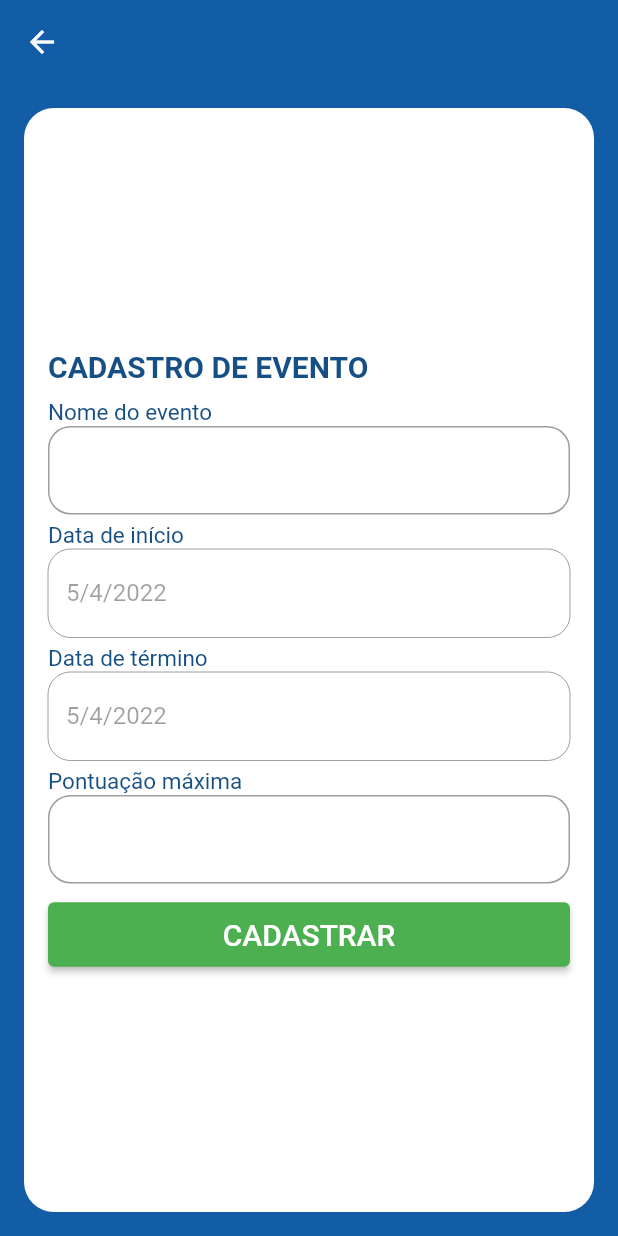
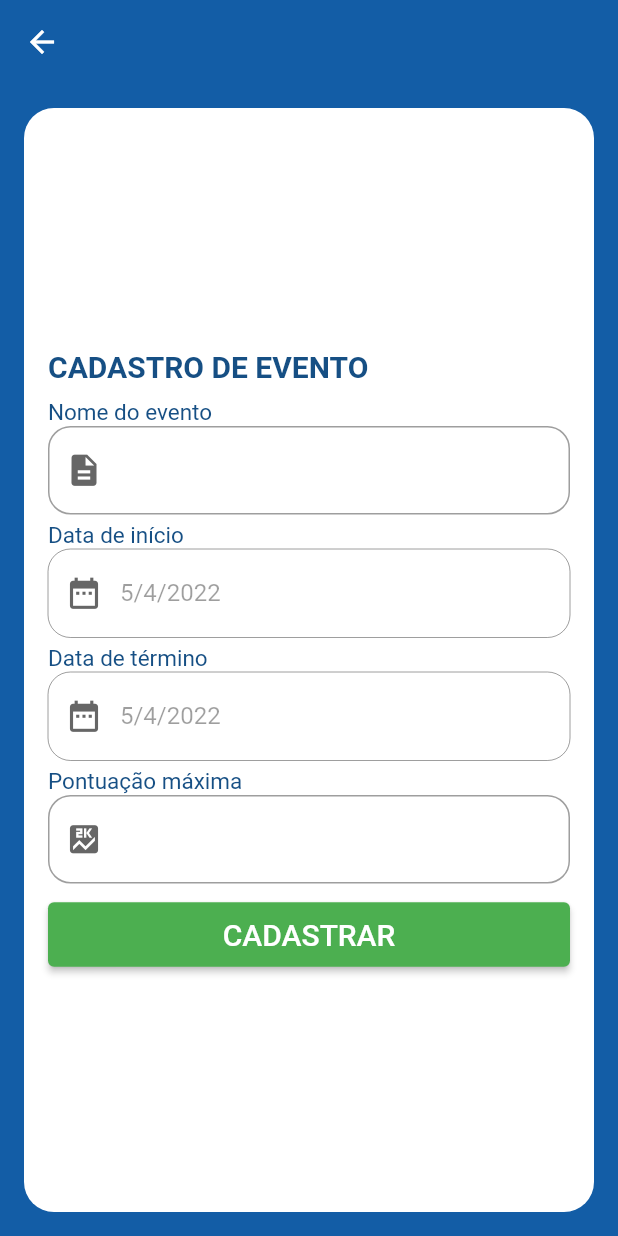
Before and after one commit to rodriguesJeff/aguia-real-app, a Flutter app: the EventPage screen opened directly, after a tap on the "add" icon, on a phone screen of 412 x 824 dp. Run offline on Flutter 3.47's test engine with Material 2 defaults, Android fonts, the light colour scheme and no system bars; our stand-ins replace flutter_mobx, mobx, parse_server_sdk_flutter; generated files the repository leaves out were written again; network calls fail.

Commit message:
Adicionada funcao de remover evento

```diff
--- a/lib/src/modules/event/event_page.dart
+++ b/lib/src/modules/event/event_page.dart
@@ -66,6 +66,7 @@ class _EventPageState extends State<EventPage> implements EventView {
                       eventDate: e['date'],
                       finalEventDate: e['finalDate'],
                       eventMaxScore: e['maxScore'],
+                      onRemove: () => controller.removeEvent(e['objectId']),
                     ),
                 ],
               ),
--- a/lib/src/modules/event/pages/event_create_page.dart
+++ b/lib/src/modules/event/pages/event_create_page.dart
@@ -1,8 +1,5 @@
-import 'dart:io';
-
 import 'package:aguia_real_dbv/src/modules/event/event_controller.dart';
 import 'package:aguia_real_dbv/src/shared/utils.dart';
-import 'package:flutter/foundation.dart';
 import 'package:flutter_mobx/flutter_mobx.dart';
 import 'package:provider/provider.dart';
 import 'package:flutter/material.dart';
@@ -73,31 +70,6 @@ class _EventCreatePageState extends State<EventCreatePage> {
                       ),
                     ),
                     const SizedBox(height: 10.0),
-                    // GestureDetector(
-                    //   child: controller.pickedFile != null
-                    //       ? Container(
-                    //           width: 250,
-                    //           height: 250,
-                    //           decoration: BoxDecoration(
-                    //               border: Border.all(color: Colors.blue)),
-                    //           child: kIsWeb
-                    //               ? Image.network(controller.pickedFile!.path)
-                    //               : Image.file(
-                    //                   File(controller.pickedFile!.path)))
-                    //       : Container(
-                    //           width: 250,
-                    //           height: 250,
-                    //           decoration: BoxDecoration(
-                    //               border: Border.all(color: Colors.blue)),
-                    //           child: Center(
-                    //             child: Text(
-                    //                 'Click here to pick image from Gallery'),
-                    //           ),
-                    //         ),
-                    //   onTap: () async {
-                    //     controller.getImage();
-                    //   },
-                    // ),
                     Text(
                       'Nome do evento',
                       style: TextStyle(color: Utils.darkBlue, fontSize: 15.0),
@@ -106,6 +78,11 @@ class _EventCreatePageState extends State<EventCreatePage> {
                       initialValue: controller.eventName,
                       onChanged: controller.setEventName,
                       decoration: InputDecoration(
+                        prefixIcon: Icon(
+                          Icons.description,
+                          color: Utils.greyDark,
+                          size: 25,
+                        ),
                         border: OutlineInputBorder(
                           borderSide:
                               BorderSide(width: 1, color: Utils.primaryColor),
@@ -123,6 +100,11 @@ class _EventCreatePageState extends State<EventCreatePage> {
                       child: TextFormField(
                         enabled: false,
                         decoration: InputDecoration(
+                          prefixIcon: Icon(
+                            Icons.date_range,
+                            color: Utils.greyDark,
+                            size: 25,
+                          ),
                           label: Text(
                               '${controller.eventDate.day}/${controller.eventDate.month}/${controller.eventDate.year}'),
                           border: OutlineInputBorder(
@@ -143,6 +125,11 @@ class _EventCreatePageState extends State<EventCreatePage> {
                       child: TextFormField(
                         enabled: false,
                         decoration: InputDecoration(
+                          prefixIcon: Icon(
+                            Icons.date_range,
+                            color: Utils.greyDark,
+                            size: 25,
+                          ),
                           label: Text(
                               '${controller.finalEventDate.day}/${controller.finalEventDate.month}/${controller.finalEventDate.year}'),
                           border: OutlineInputBorder(
@@ -163,6 +150,11 @@ class _EventCreatePageState extends State<EventCreatePage> {
                       onChanged: controller.setEventMaxScore,
                       keyboardType: TextInputType.number,
                       decoration: InputDecoration(
+                        prefixIcon: Icon(
+                          Icons.score,
+                          color: Utils.greyDark,
+                          size: 25,
+                        ),
                         border: OutlineInputBorder(
                           borderSide:
                               BorderSide(width: 1, color: Utils.primaryColor),
```
Also changed, not shown: lib/src/modules/event/event_controller.dart (+31 -0 lines), lib/src/modules/event/event_repository.dart (+41 -0 lines), lib/src/modules/event/widgets/event_widget.dart (+19 -6 lines), lib/src/modules/event/event_controller.g.dart.
